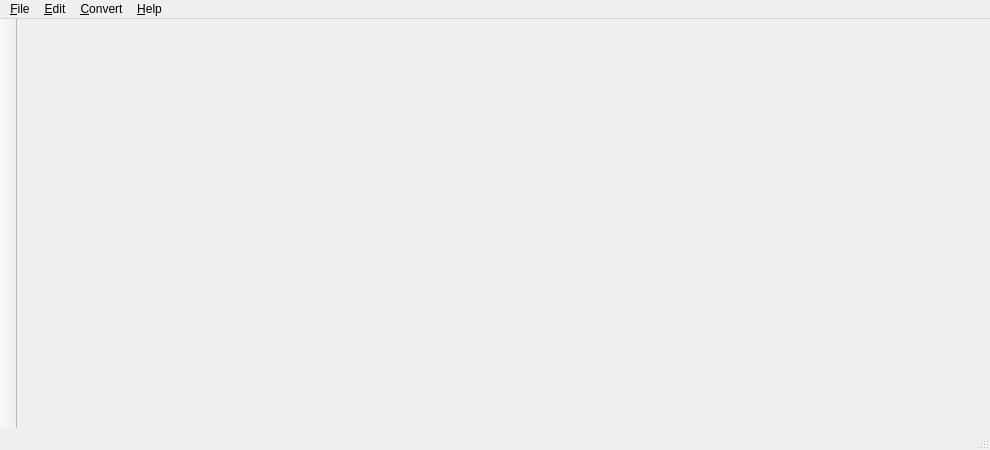
Above: ui/mainwindow.ui from swl-x/MystiQ before the change. Below: the same form after it.
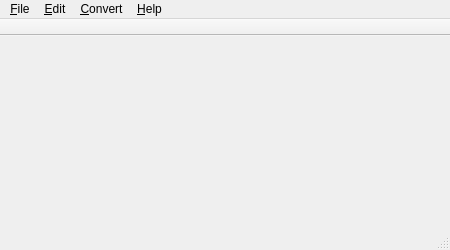
That is the form after the change. Icons and pictures are not drawn.

Commit message:
WIP: Migration to Qt6
Restore default options on QMainWindow

```diff
--- a/ui/mainwindow.ui
+++ b/ui/mainwindow.ui
@@ -9,8 +9,8 @@
    <rect>
     <x>0</x>
     <y>0</y>
-    <width>990</width>
-    <height>450</height>
+    <width>450</width>
+    <height>250</height>
    </rect>
   </property>
   <property name="minimumSize">
@@ -26,12 +26,6 @@
    <iconset resource="../images.qrc">
     <normaloff>:/app/icons/mystiq.svg</normaloff>:/app/icons/mystiq.svg</iconset>
   </property>
-  <property name="autoFillBackground">
-   <bool>true</bool>
-  </property>
-  <property name="styleSheet">
-   <string notr="true"/>
-  </property>
   <property name="iconSize">
    <size>
     <width>22</width>
@@ -53,13 +47,13 @@
   <widget class="QWidget" name="centralWidget">
    <layout class="QGridLayout" name="gridLayout_3">
     <property name="leftMargin">
-     <number>1</number>
+     <number>0</number>
     </property>
     <property name="topMargin">
-     <number>1</number>
+     <number>0</number>
     </property>
     <property name="rightMargin">
-     <number>1</number>
+     <number>0</number>
     </property>
     <property name="bottomMargin">
      <number>0</number>
@@ -96,8 +90,8 @@
     <rect>
      <x>0</x>
      <y>0</y>
-     <width>990</width>
-     <height>29</height>
+     <width>450</width>
+     <height>23</height>
     </rect>
    </property>
    <property name="nativeMenuBar">
@@ -179,22 +173,13 @@
     <bool>false</bool>
    </property>
    <property name="allowedAreas">
-    <set>Qt::LeftToolBarArea</set>
-   </property>
-   <property name="iconSize">
-    <size>
-     <width>25</width>
-     <height>25</height>
-    </size>
-   </property>
-   <property name="toolButtonStyle">
-    <enum>Qt::ToolButtonIconOnly</enum>
+    <set>Qt::TopToolBarArea</set>
    </property>
    <property name="floatable">
     <bool>true</bool>
    </property>
    <attribute name="toolBarArea">
-    <enum>LeftToolBarArea</enum>
+    <enum>TopToolBarArea</enum>
    </attribute>
    <attribute name="toolBarBreak">
     <bool>false</bool>
```
Left out of the diff: 24 changed lines with no effect on the pictures. The commit also changes 2 other files.
